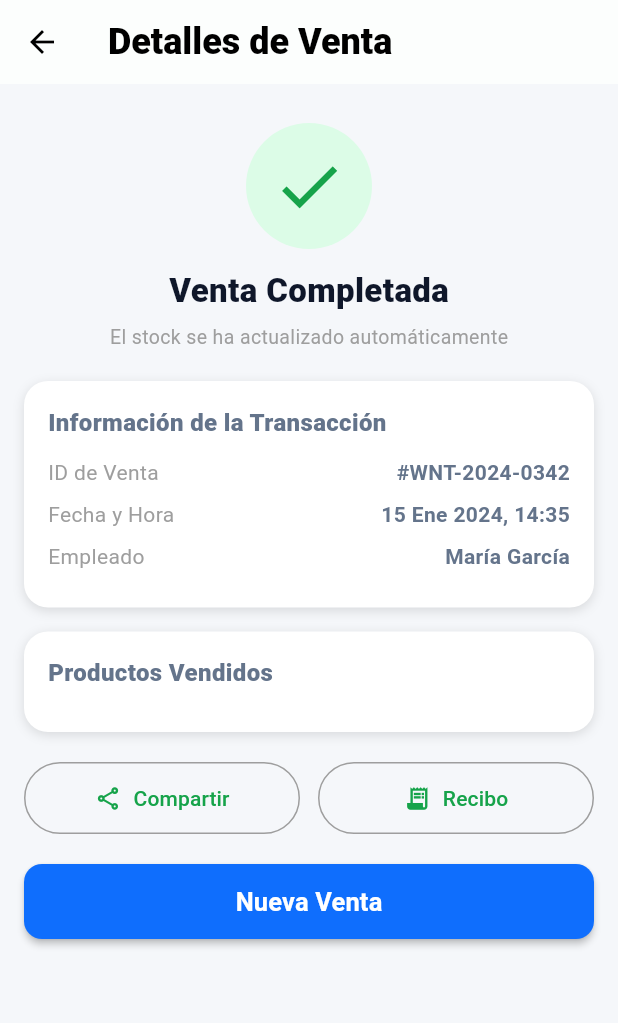
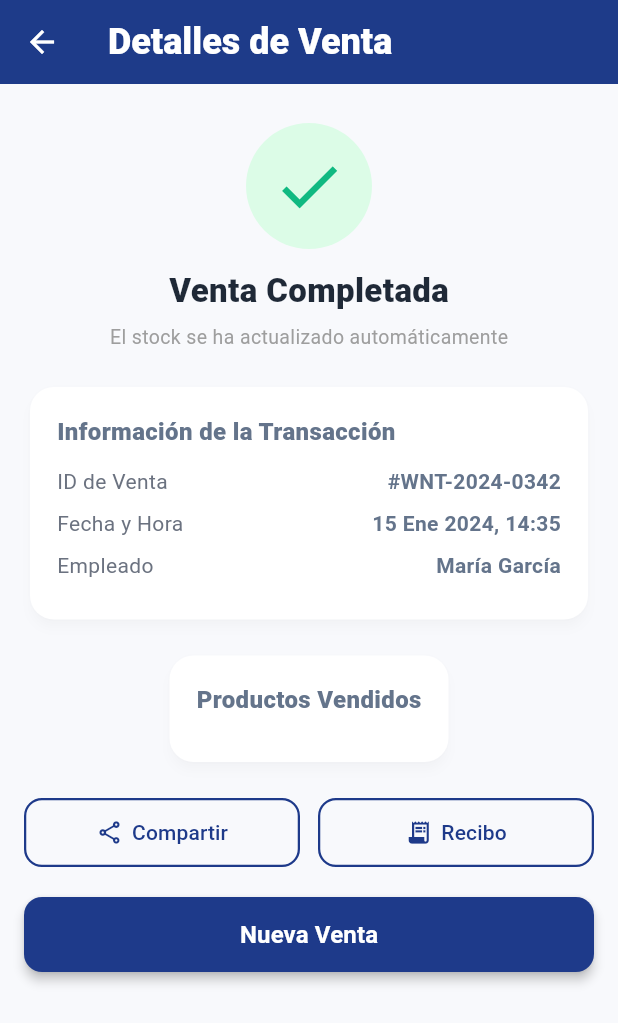
Before and after one commit to Ale-2906/Frontend_Mobile, a Flutter app: the SaleConfirmationPage screen opened directly with empty values, on a phone screen of 412 x 824 dp. Shown: the top 1023 px of the screen. Run offline on Flutter 3.47's test engine with Material 3 defaults, Android fonts, the phone set to English and light mode, and no system bars; our stand-ins replace flutter_secure_storage; accounts and stored records are empty.

Commit message:
Cambios en la pagina SalesConfirmation con propios componentes

```diff
--- a/lib/pages/SaleConfirmationPage.dart
+++ b/lib/pages/SaleConfirmationPage.dart
@@ -1,7 +1,12 @@
 import 'package:flutter/material.dart';
+import '../ui/components/layout/section_card.dart';
+import '../ui/components/buttons/primary_button.dart';
+import '../ui/components/buttons/secondary_button.dart';
+import '../ui/components/misc/check_circle.dart';
+import '../ui/theme/colors.dart';
 
 class SaleConfirmationPage extends StatelessWidget {
-  final Map<dynamic, int> products; // producto + cantidad
+  final Map<dynamic, int> products; // Producto + cantidad
   final double total;
 
   const SaleConfirmationPage({
@@ -13,30 +18,24 @@ class SaleConfirmationPage extends StatelessWidget {
   @override
   Widget build(BuildContext context) {
     return Scaffold(
-      backgroundColor: const Color(0xffF5F7FA),
+      backgroundColor: AppColors.background,
       appBar: AppBar(
         title: const Text(
           "Detalles de Venta",
-          style: TextStyle(color: Colors.black),
+          style: TextStyle(color: AppColors.card),
         ),
-        backgroundColor: Colors.white,
+        backgroundColor: AppColors.navy,
         elevation: 0.2,
-        iconTheme: const IconThemeData(color: Colors.black),
+        iconTheme: const IconThemeData(color: AppColors.card),
       ),
-
       body: SingleChildScrollView(
         padding: const EdgeInsets.all(16),
         child: Column(
           children: [
-
             const SizedBox(height: 10),
 
-            // ✔ CHECK CIRCLE
-            const CircleAvatar(
-              radius: 42,
-              backgroundColor: Color(0xffDCFCE7),
-              child: Icon(Icons.check, size: 50, color: Color(0xff16A34A)),
-            ),
+            /// ✔ CHECK CIRCLE
+            const CheckCircle(),
 
             const SizedBox(height: 12),
 
@@ -45,7 +44,7 @@ class SaleConfirmationPage extends StatelessWidget {
               style: TextStyle(
                 fontSize: 22,
                 fontWeight: FontWeight.w800,
-                color: Color(0xff0F172A),
+                color: AppColors.textPrimary,
               ),
             ),
 
@@ -58,8 +57,8 @@ class SaleConfirmationPage extends StatelessWidget {
 
             const SizedBox(height: 20),
 
-            // 🧾 INFORMACIÓN DE LA TRANSACCIÓN
-            _buildCard(
+            /// 🧾 INFORMACIÓN DE LA TRANSACCIÓN
+            SectionCard(
               child: Column(
                 crossAxisAlignment: CrossAxisAlignment.start,
                 children: [
@@ -74,14 +73,13 @@ class SaleConfirmationPage extends StatelessWidget {
 
             const SizedBox(height: 16),
 
-            // 🛒 PRODUCTOS
-            _buildCard(
+            /// 🛒 PRODUCTOS VENDIDOS
+            SectionCard(
               child: Column(
                 crossAxisAlignment: CrossAxisAlignment.start,
                 children: [
                   _title("Productos Vendidos"),
                   const SizedBox(height: 12),
-
                   ...products.entries.map((e) {
                     final p = e.key;
                     final qty = e.value;
@@ -108,7 +106,7 @@ class SaleConfirmationPage extends StatelessWidget {
                                 style: const TextStyle(
                                   fontSize: 16,
                                   fontWeight: FontWeight.w700,
-                                  color: Colors.black87,
+                                  color: AppColors.textPrimary,
                                 ),
                               ),
                             ],
@@ -118,7 +116,7 @@ class SaleConfirmationPage extends StatelessWidget {
                             "$qty × \$${p.price.toStringAsFixed(2)}",
                             style: const TextStyle(
                               fontSize: 13,
-                              color: Colors.grey,
+                              color: AppColors.textSecondary,
                             ),
                           ),
                         ],
@@ -131,30 +129,22 @@ class SaleConfirmationPage extends StatelessWidget {
 
             const SizedBox(height: 20),
 
-            // 🔘 BOTONES DE ACCIÓN
+            /// 🔘 BOTONES DE ACCIÓN
             Row(
               children: [
                 Expanded(
-                  child: OutlinedButton.icon(
+                  child: SecondaryButton(
+                    text: "Compartir",
+                    icon: Icons.share_outlined,
                     onPressed: () {},
-                    icon: const Icon(Icons.share_outlined),
-                    label: const Text("Compartir"),
-                    style: OutlinedButton.styleFrom(
-                      padding: const EdgeInsets.symmetric(vertical: 14),
-                      side: const BorderSide(color: Colors.grey),
-                    ),
                   ),
                 ),
                 const SizedBox(width: 12),
                 Expanded(
-                  child: OutlinedButton.icon(
+                  child: SecondaryButton(
+                    text: "Recibo",
+                    icon: Icons.receipt_long,
                     onPressed: () {},
-                    icon: const Icon(Icons.receipt_long),
-                    label: const Text("Recibo"),
-                    style: OutlinedButton.styleFrom(
-                      padding: const EdgeInsets.symmetric(vertical: 14),
-                      side: const BorderSide(color: Colors.grey),
-                    ),
                   ),
                 ),
               ],
@@ -162,23 +152,10 @@ class SaleConfirmationPage extends StatelessWidget {
 
             const SizedBox(height: 20),
 
-            // NUEVA VENTA
-            SizedBox(
-              width: double.infinity,
-              height: 50,
-              child: ElevatedButton(
-                onPressed: () => Navigator.pop(context),
-                style: ElevatedButton.styleFrom(
-                  backgroundColor: const Color(0xff0F6EFD),
-                  foregroundColor: Colors.white,
-                  shape: RoundedRectangleBorder(
-                      borderRadius: BorderRadius.circular(12)),
-                ),
-                child: const Text(
-                  "Nueva Venta",
-                  style: TextStyle(fontSize: 17, fontWeight: FontWeight.bold),
-                ),
-              ),
+            /// NUEVA VENTA
+            PrimaryButton(
+              text: "Nueva Venta",
+              onPressed: () => Navigator.pop(context),
             ),
 
             const SizedBox(height: 30),
@@ -188,8 +165,7 @@ class SaleConfirmationPage extends StatelessWidget {
     );
   }
 
-  // 🔧 WIDGETS REUSABLES
-
+  /// 🔧 WIDGETS REUTILIZABLES
   Widget _title(String t) => Text(
         t,
         style: const TextStyle(
@@ -204,28 +180,12 @@ class SaleConfirmationPage extends StatelessWidget {
           mainAxisAlignment: MainAxisAlignment.spaceBetween,
           children: [
             Text(key,
-                style: const TextStyle(color: Colors.grey, fontSize: 14)),
+                style: const TextStyle(
+                    color: AppColors.textSecondary, fontSize: 14)),
             Text(value,
                 style:
                     const TextStyle(fontWeight: FontWeight.w700, fontSize: 14)),
           ],
         ),
       );
-
-  Widget _buildCard({required Widget child}) => Container(
-        width: double.infinity,
-        padding: const EdgeInsets.all(16),
-        decoration: BoxDecoration(
-          color: Colors.white,
-          borderRadius: BorderRadius.circular(16),
-          boxShadow: const [
-            BoxShadow(
-              color: Colors.black12,
-              blurRadius: 6,
-              offset: Offset(0, 2),
-            )
-          ],
-        ),
-        child: child,
-      );
 }
--- a/lib/ui/components/buttons/secondary_button.dart
+++ b/lib/ui/components/buttons/secondary_button.dart
@@ -4,8 +4,14 @@ import '../../theme/colors.dart';
 class SecondaryButton extends StatelessWidget {
   final String text;
   final VoidCallback onPressed;
+  final IconData? icon; // Nuevo parámetro opcional
 
-  const SecondaryButton({super.key, required this.text, required this.onPressed});
+  const SecondaryButton({
+    super.key,
+    required this.text,
+    required this.onPressed,
+    this.icon, // opcional
+  });
 
   @override
   Widget build(BuildContext context) {
@@ -18,7 +24,16 @@ class SecondaryButton extends StatelessWidget {
           side: const BorderSide(color: AppColors.navy, width: 1.5),
           shape: RoundedRectangleBorder(borderRadius: BorderRadius.circular(12)),
         ),
-        child: Text(text, style: const TextStyle(color: AppColors.navy)),
+        child: icon != null
+            ? Row(
+                mainAxisAlignment: MainAxisAlignment.center,
+                children: [
+                  Icon(icon, color: AppColors.navy, size: 18),
+                  const SizedBox(width: 6),
+                  Text(text, style: const TextStyle(color: AppColors.navy)),
+                ],
+              )
+            : Text(text, style: const TextStyle(color: AppColors.navy)),
       ),
     );
   }
--- a/lib/ui/components/layout/page_title.dart
+++ b/lib/ui/components/layout/page_title.dart
@@ -4,18 +4,20 @@ import '../../theme/text_styles.dart';
 class PageTitle extends StatelessWidget {
   final String title;
   final double size;
+  final Color? color;
 
   const PageTitle({
     super.key,
     required this.title,
     this.size = 22,
+     this.color,
   });
 
   @override
   Widget build(BuildContext context) {
     return Text(
       title,
-      style: AppTextStyles.title.copyWith(fontSize: size),
+      style: AppTextStyles.title.copyWith(fontSize: size, color: color ?? Colors.black,),
     );
   }
 }
--- /dev/null
+++ b/lib/ui/components/misc/check_circle.dart
@@ -0,0 +1,14 @@
+  import 'package:flutter/material.dart';
+import '../../theme/colors.dart';
+class CheckCircle extends StatelessWidget {
+  const CheckCircle({super.key});
+
+  @override
+  Widget build(BuildContext context) {
+    return const CircleAvatar(
+      radius: 42,
+      backgroundColor: AppColors.confirmacionVenta,
+      child: Icon(Icons.check, size: 50, color:AppColors.success),
+    );
+  }
+}
--- a/lib/ui/theme/colors.dart
+++ b/lib/ui/theme/colors.dart
@@ -14,6 +14,7 @@ class AppColors {
 
   static const success = Color(0xFF10B981);
   static const danger = Color(0xFFEF4444);
+  static const confirmacionVenta = Color(0xffDCFCE7);
 
   static const emailInput = Color(0xFFF3F4F6);
   static const text=Colors.white70;
--- a/pubspec.yaml
+++ b/pubspec.yaml
@@ -10,6 +10,8 @@ dependencies:
   http: ^1.2.2
   flutter_secure_storage: ^9.2.2
   cupertino_icons: ^1.0.8
+  pdf: ^3.11.0
+  printing: ^5.11.0
 
 dev_dependencies:
   flutter_test:
```
Also changed, not shown: lib/models/product.dart (added, +11 -0 lines), lib/pages/sales_page.dart (+76 -57 lines), lib/ui/components/buttons/action_buttons.dart (added, +40 -0 lines), lib/ui/components/rows/product_row.dart (added, +37 -0 lines), lib/ui/components/rows/transaction_row.dart (added, +22 -0 lines), pubspec.lock, 5 other files.
